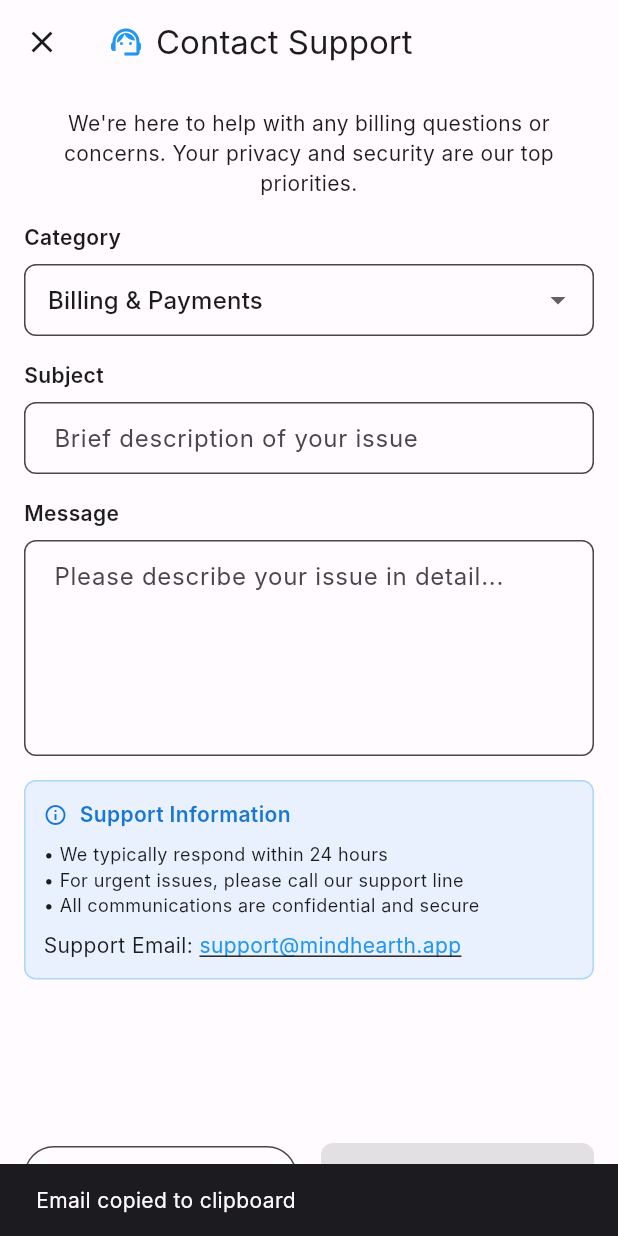
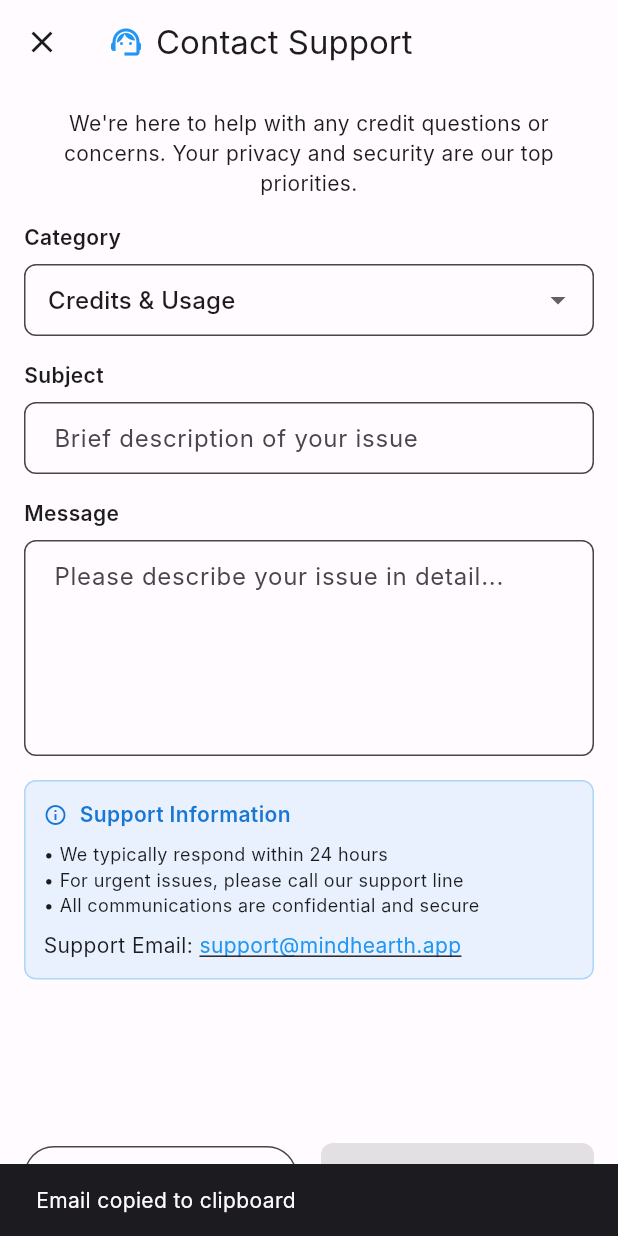
Before and after one commit to kcheath/mindhearth, a Flutter app: the SupportDialog screen opened directly, after a tap on "support@mindhearth.app", on a phone screen of 412 x 824 dp. Run offline on Flutter 3.47's test engine with Material 3 defaults, Android fonts, the phone set to English and light mode, and no system bars; our stand-ins replace dio, flutter_riverpod, flutter_secure_storage, get_it, go_router, hooks_riverpod and 2 more; accounts and stored records are empty; Roboto replaces fonts that are missing (Inter).

Commit message:
Replace billing terminology with credit terminology in UI
🔄 **UI Terminology Update**

**Problem:**
- UI used confusing 'billing' terminology
- Users might not understand what 'billing' means
- 'Credit' is more intuitive and user-friendly

**Solution:**
- Replaced all 'billing' references with 'credit' in UI text
- Updated page titles, tooltips, and descriptions
- Maintained technical accuracy while improving UX

**Changes Made:**

**1. Main Credit Page:**
- 'Billing & Credits' → 'Credits & Account'
- 'Refresh billing information' → 'Refresh credit information'
- 'Billing Actions' → 'Credit Actions'

**2. Credit Actions Widget:**
- Updated widget description and comments
- 'Get help with billing questions' → 'Get help with credit questions'

**3. Support Dialog:**
- 'billing support' → 'credit support'
- 'Billing & Payments' → 'Credits & Usage'
- 'billing questions' → 'credit questions'

**4. Debug Tools:**
- 'Debug Billing Panel' → 'Debug Credit Panel'
- 'Debug Billing Tools' → 'Debug Credit Tools'
- 'Backend billing system' → 'Backend credit system'
- 'Billing Mode' → 'Credit Mode'
- 'Reset Billing Data' → 'Reset Credit Data'

**5. Credit Balance Card:**
- 'Debug Billing Tools' → 'Debug Credit Tools'

**Benefits:**
- ✅ More intuitive user experience
- ✅ Clearer terminology for users
- ✅ Consistent credit-focused language
- ✅ Better understanding of functionality
- ✅ Trauma-informed design principles

**User Experience:**
- Users now see 'Credits & Account' instead of 'Billing & Credits'
- All support and help text uses 'credit' terminology
- Debug tools clearly labeled as credit-related
- More accessible and understandable interface

The UI now uses clear, user-friendly credit terminology throughout! 🎉

```diff
--- a/lib/features/billing/presentation/pages/billing_page.dart
+++ b/lib/features/billing/presentation/pages/billing_page.dart
@@ -47,7 +47,7 @@ class _BillingPageState extends ConsumerState<BillingPage>
 
     return Scaffold(
       appBar: AppBar(
-        title: const Text('Billing & Credits'),
+        title: const Text('Credits & Account'),
         backgroundColor: Theme.of(context).colorScheme.surface,
         foregroundColor: Theme.of(context).colorScheme.onSurface,
         elevation: 0,
@@ -60,7 +60,7 @@ class _BillingPageState extends ConsumerState<BillingPage>
           IconButton(
             icon: const Icon(Icons.refresh),
             onPressed: () => billingNotifier.refreshAll(),
-            tooltip: 'Refresh billing information',
+            tooltip: 'Refresh credit information',
           ),
         ],
         bottom: TabBar(
@@ -142,7 +142,7 @@ class _BillingPageState extends ConsumerState<BillingPage>
 
             const SizedBox(height: 4),
 
-            // Billing Actions - Bottom 2/3
+            // Credit Actions - Bottom 2/3
             Expanded(
               flex: 2,
               child: BillingActionsWidget(
--- a/lib/features/billing/presentation/pages/debug_billing_screen.dart
+++ b/lib/features/billing/presentation/pages/debug_billing_screen.dart
@@ -1,8 +1,8 @@
 import 'package:flutter/material.dart';
 import 'package:mindhearth/features/billing/presentation/widgets/debug_billing_panel.dart';
 
-/// Full screen debug billing screen
-/// Provides comprehensive debug tools for billing system
+/// Full screen debug credit screen
+/// Provides comprehensive debug tools for credit system
 class DebugBillingScreen extends StatelessWidget {
   const DebugBillingScreen({Key? key}) : super(key: key);
 
@@ -17,7 +17,7 @@ class DebugBillingScreen extends StatelessWidget {
               color: Theme.of(context).colorScheme.secondary,
             ),
             const SizedBox(width: 8),
-            const Text('Debug Billing Tools'),
+            const Text('Debug Credit Tools'),
           ],
         ),
         backgroundColor: Theme.of(context).colorScheme.surface,
@@ -26,7 +26,7 @@ class DebugBillingScreen extends StatelessWidget {
         leading: IconButton(
           icon: const Icon(Icons.arrow_back),
           onPressed: () => Navigator.pop(context),
-          tooltip: 'Back to Billing',
+          tooltip: 'Back to Credits',
         ),
         actions: [
           IconButton(
@@ -49,9 +49,9 @@ class DebugBillingScreen extends StatelessWidget {
     showDialog(
       context: context,
       builder: (context) => AlertDialog(
-        title: const Text('Debug Billing Tools'),
+        title: const Text('Debug Credit Tools'),
         content: const Text(
-          'This debug panel provides development tools for testing and managing the billing system. '
+          'This debug panel provides development tools for testing and managing the credit system. '
           'Use these tools to seed credits, test purchases, and monitor system health.\n\n'
           '⚠️ These tools are only available in debug mode.',
         ),
--- a/lib/features/billing/presentation/widgets/billing_actions_widget.dart
+++ b/lib/features/billing/presentation/widgets/billing_actions_widget.dart
@@ -1,7 +1,7 @@
 import 'package:flutter/material.dart';
 
-/// Billing actions widget with trauma-informed design
-/// Provides safe, reassuring actions for billing management
+/// Credit actions widget with trauma-informed design
+/// Provides safe, reassuring actions for credit management
 class BillingActionsWidget extends StatelessWidget {
   final VoidCallback? onPurchaseCredits;
   final VoidCallback? onGiftCredits;
@@ -81,7 +81,7 @@ class BillingActionsWidget extends StatelessWidget {
           context,
           icon: Icons.support_agent,
           title: 'Contact Support',
-          subtitle: 'Get help with billing questions or account issues',
+          subtitle: 'Get help with credit questions or account issues',
           color: Colors.blue,
           onTap: onContactSupport,
         ),
--- a/lib/features/billing/presentation/widgets/credit_balance_card.dart
+++ b/lib/features/billing/presentation/widgets/credit_balance_card.dart
@@ -62,7 +62,7 @@ class CreditBalanceCard extends StatelessWidget {
                       size: 20,
                     ),
                     onPressed: () => _showDebugPanel(context),
-                    tooltip: 'Debug Billing Tools',
+                    tooltip: 'Debug Credit Tools',
                     padding: EdgeInsets.zero,
                     constraints: const BoxConstraints(
                       minWidth: 32,
--- a/lib/features/billing/presentation/widgets/debug_billing_panel.dart
+++ b/lib/features/billing/presentation/widgets/debug_billing_panel.dart
@@ -55,7 +55,7 @@ class _DebugBillingPanelState extends ConsumerState<DebugBillingPanel> {
                 ),
                 const SizedBox(width: 8),
                 const Text(
-                  'Debug Billing Panel',
+                  'Debug Credit Panel',
                   style: TextStyle(
                     fontSize: 18,
                     fontWeight: FontWeight.bold,
@@ -118,7 +118,7 @@ class _DebugBillingPanelState extends ConsumerState<DebugBillingPanel> {
                   const SizedBox(width: 8),
                   Expanded(
                     child: Text(
-                      'Debug endpoints are now available! Backend billing system is working.',
+                      'Debug endpoints are now available! Backend credit system is working.',
                       style: TextStyle(
                         color: Colors.green[700],
                         fontSize: 12,
@@ -227,7 +227,7 @@ class _DebugBillingPanelState extends ConsumerState<DebugBillingPanel> {
                   child: ElevatedButton.icon(
                     onPressed: debugState.isLoading ? null : () => debugNotifier.loadBillingMode(),
                     icon: const Icon(Icons.settings, size: 16),
-                    label: const Text('Billing Mode'),
+                    label: const Text('Credit Mode'),
                     style: ElevatedButton.styleFrom(
                       backgroundColor: Colors.indigo,
                       foregroundColor: Colors.white,
@@ -347,8 +347,8 @@ class _DebugBillingPanelState extends ConsumerState<DebugBillingPanel> {
     final confirmed = await showDialog<bool>(
       context: context,
       builder: (context) => AlertDialog(
-        title: const Text('Reset Billing Data'),
-        content: const Text('Are you sure you want to reset all billing data? This action cannot be undone.'),
+        title: const Text('Reset Credit Data'),
+        content: const Text('Are you sure you want to reset all credit data? This action cannot be undone.'),
         actions: [
           TextButton(
             onPressed: () => Navigator.pop(context, false),
@@ -365,11 +365,11 @@ class _DebugBillingPanelState extends ConsumerState<DebugBillingPanel> {
     if (confirmed == true) {
       final success = await notifier.resetBillingData();
       if (success) {
-        _showSnackBar('Billing data reset successfully!', Colors.green);
+        _showSnackBar('Credit data reset successfully!', Colors.green);
         // Refresh billing data to show updated balance
         ref.read(billingProvider.notifier).refreshAll();
       } else {
-        _showSnackBar('Failed to reset billing data', Colors.red);
+        _showSnackBar('Failed to reset credit data', Colors.red);
       }
     }
   }
--- a/lib/features/billing/presentation/widgets/support_dialog.dart
+++ b/lib/features/billing/presentation/widgets/support_dialog.dart
@@ -2,7 +2,7 @@ import 'package:flutter/material.dart';
 import 'package:flutter/services.dart';
 import 'package:mindhearth/core/utils/logger.dart';
 
-/// Support dialog for contacting billing support
+/// Support dialog for contacting credit support
 /// Provides trauma-informed support experience with clear communication
 class SupportDialog extends StatefulWidget {
   const SupportDialog({Key? key}) : super(key: key);
@@ -15,11 +15,10 @@ class _SupportDialogState extends State<SupportDialog> {
   final _subjectController = TextEditingController();
   final _messageController = TextEditingController();
   final _formKey = GlobalKey<FormState>();
-  String _selectedCategory = 'billing';
+  String _selectedCategory = 'credits';
   bool _isSubmitting = false;
 
   final List<Map<String, String>> _categories = [
-    {'value': 'billing', 'label': 'Billing & Payments'},
     {'value': 'credits', 'label': 'Credits & Usage'},
     {'value': 'account', 'label': 'Account Issues'},
     {'value': 'technical', 'label': 'Technical Support'},
@@ -60,7 +59,7 @@ class _SupportDialogState extends State<SupportDialog> {
             child: Column(
               children: [
                 const Text(
-                  'We\'re here to help with any billing questions or concerns. '
+                  'We\'re here to help with any credit questions or concerns. '
                   'Your privacy and security are our top priorities.',
                   style: TextStyle(fontSize: 14),
                   textAlign: TextAlign.center,
```
